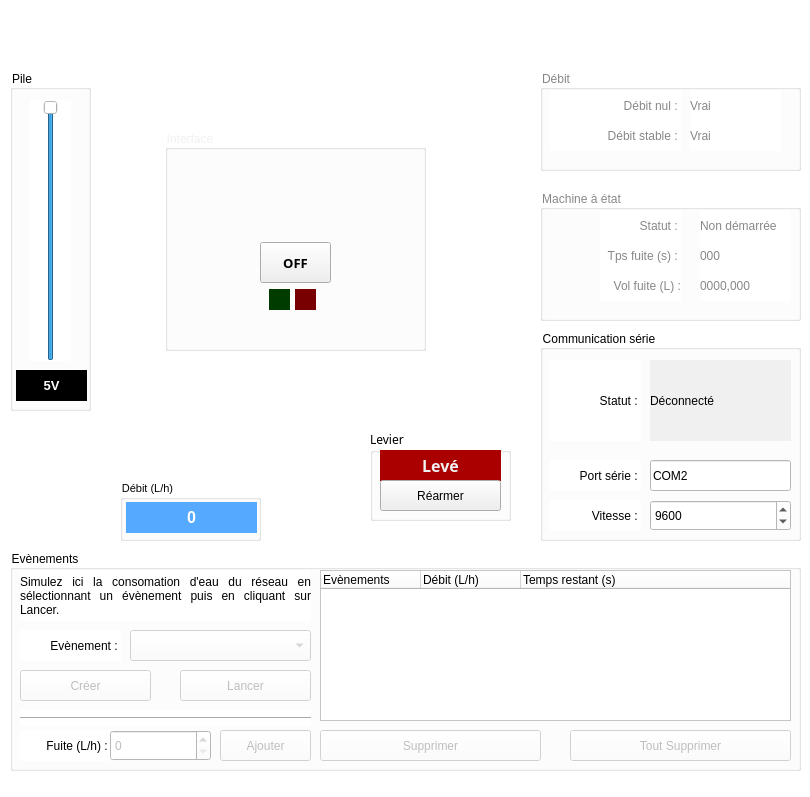
Old version of the form mainwindow.ui in the repository ml4nC3/ClipFlow.
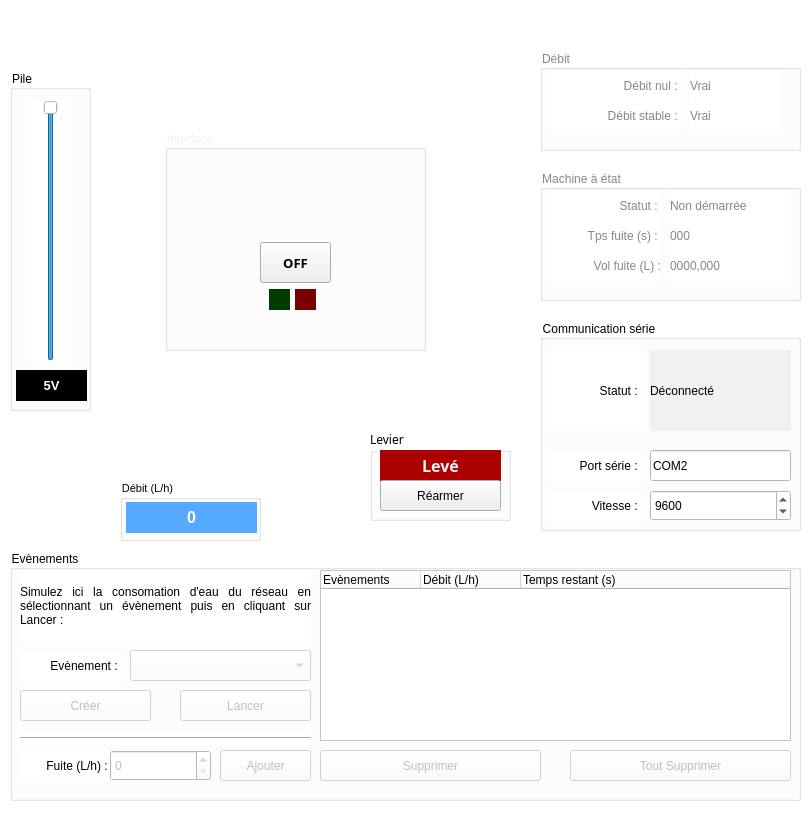
New version of the form. Icons and pictures are not drawn.

Commit message: Last GUI adjustments and exe update

Patch:
```diff
--- a/mainwindow.ui
+++ b/mainwindow.ui
@@ -7,19 +7,19 @@
     <x>0</x>
     <y>0</y>
     <width>810</width>
-    <height>797</height>
+    <height>830</height>
    </rect>
   </property>
   <property name="minimumSize">
    <size>
-    <width>800</width>
-    <height>0</height>
+    <width>810</width>
+    <height>830</height>
    </size>
   </property>
   <property name="maximumSize">
    <size>
     <width>810</width>
-    <height>1000</height>
+    <height>830</height>
    </size>
   </property>
   <property name="font">
@@ -166,7 +166,7 @@
       <x>10</x>
       <y>550</y>
       <width>791</width>
-      <height>221</height>
+      <height>251</height>
      </rect>
     </property>
     <property name="styleSheet">
@@ -182,7 +182,7 @@
      <property name="geometry">
       <rect>
        <x>120</x>
-       <y>80</y>
+       <y>100</y>
        <width>181</width>
        <height>31</height>
       </rect>
@@ -192,7 +192,7 @@
      <property name="geometry">
       <rect>
        <x>10</x>
-       <y>80</y>
+       <y>100</y>
        <width>101</width>
        <height>31</height>
       </rect>
@@ -211,7 +211,7 @@
      <property name="geometry">
       <rect>
        <x>170</x>
-       <y>120</y>
+       <y>140</y>
        <width>131</width>
        <height>31</height>
       </rect>
@@ -227,7 +227,7 @@
      <property name="geometry">
       <rect>
        <x>10</x>
-       <y>120</y>
+       <y>140</y>
        <width>131</width>
        <height>31</height>
       </rect>
@@ -240,7 +240,7 @@
      <property name="geometry">
       <rect>
        <x>10</x>
-       <y>180</y>
+       <y>200</y>
        <width>91</width>
        <height>31</height>
       </rect>
@@ -259,7 +259,7 @@
      <property name="geometry">
       <rect>
        <x>100</x>
-       <y>180</y>
+       <y>200</y>
        <width>101</width>
        <height>31</height>
       </rect>
@@ -278,7 +278,7 @@
      <property name="geometry">
       <rect>
        <x>210</x>
-       <y>180</y>
+       <y>200</y>
        <width>91</width>
        <height>31</height>
       </rect>
@@ -291,7 +291,7 @@
      <property name="geometry">
       <rect>
        <x>10</x>
-       <y>160</y>
+       <y>180</y>
        <width>291</width>
        <height>16</height>
       </rect>
@@ -307,7 +307,7 @@
      <property name="geometry">
       <rect>
        <x>310</x>
-       <y>180</y>
+       <y>200</y>
        <width>221</width>
        <height>31</height>
       </rect>
@@ -323,7 +323,7 @@
      <property name="geometry">
       <rect>
        <x>560</x>
-       <y>180</y>
+       <y>200</y>
        <width>221</width>
        <height>31</height>
       </rect>
@@ -338,7 +338,7 @@
        <x>310</x>
        <y>20</y>
        <width>471</width>
-       <height>151</height>
+       <height>171</height>
       </rect>
      </property>
      <property name="styleSheet">
@@ -366,11 +366,11 @@
        <x>10</x>
        <y>20</y>
        <width>291</width>
-       <height>51</height>
+       <height>71</height>
       </rect>
      </property>
      <property name="text">
-      <string>Simulez ici la consomation d'eau du réseau en sélectionnant un évènement puis en cliquant sur Lancer.</string>
+      <string>Simulez ici la consomation d'eau du réseau en sélectionnant un évènement puis en cliquant sur Lancer :</string>
      </property>
      <property name="textFormat">
       <enum>Qt::AutoText</enum>
@@ -399,7 +399,7 @@
     <property name="geometry">
      <rect>
       <x>540</x>
-      <y>330</y>
+      <y>320</y>
       <width>261</width>
       <height>211</height>
      </rect>
@@ -671,7 +671,7 @@
     <property name="geometry">
      <rect>
       <x>540</x>
-      <y>190</y>
+      <y>170</y>
       <width>261</width>
       <height>131</height>
      </rect>
@@ -685,9 +685,9 @@
     <widget class="QLabel" name="lbl_fsm_state_value">
      <property name="geometry">
       <rect>
-       <x>160</x>
+       <x>130</x>
        <y>20</y>
-       <width>91</width>
+       <width>121</width>
        <height>31</height>
       </rect>
      </property>
@@ -698,9 +698,9 @@
     <widget class="QLabel" name="lbl_fsm_state_text">
      <property name="geometry">
       <rect>
-       <x>60</x>
+       <x>10</x>
        <y>20</y>
-       <width>81</width>
+       <width>111</width>
        <height>31</height>
       </rect>
      </property>
@@ -714,9 +714,9 @@
     <widget class="QLabel" name="lbl_leak_vol_text">
      <property name="geometry">
       <rect>
-       <x>60</x>
+       <x>10</x>
        <y>50</y>
-       <width>81</width>
+       <width>111</width>
        <height>31</height>
       </rect>
      </property>
@@ -730,9 +730,9 @@
     <widget class="QLabel" name="lbl_leak_vol_value">
      <property name="geometry">
       <rect>
-       <x>160</x>
+       <x>130</x>
        <y>80</y>
-       <width>91</width>
+       <width>121</width>
        <height>31</height>
       </rect>
      </property>
@@ -743,9 +743,9 @@
     <widget class="QLabel" name="lbl_leak_time_value">
      <property name="geometry">
       <rect>
-       <x>160</x>
+       <x>130</x>
        <y>50</y>
-       <width>91</width>
+       <width>121</width>
        <height>31</height>
       </rect>
      </property>
@@ -756,9 +756,9 @@
     <widget class="QLabel" name="lbl_leak_time_text">
      <property name="geometry">
       <rect>
-       <x>60</x>
+       <x>10</x>
        <y>80</y>
-       <width>81</width>
+       <width>111</width>
        <height>31</height>
       </rect>
      </property>
@@ -774,7 +774,7 @@
     <property name="geometry">
      <rect>
       <x>540</x>
-      <y>70</y>
+      <y>50</y>
       <width>261</width>
       <height>101</height>
      </rect>
```
The commit also changes 2 other files.
